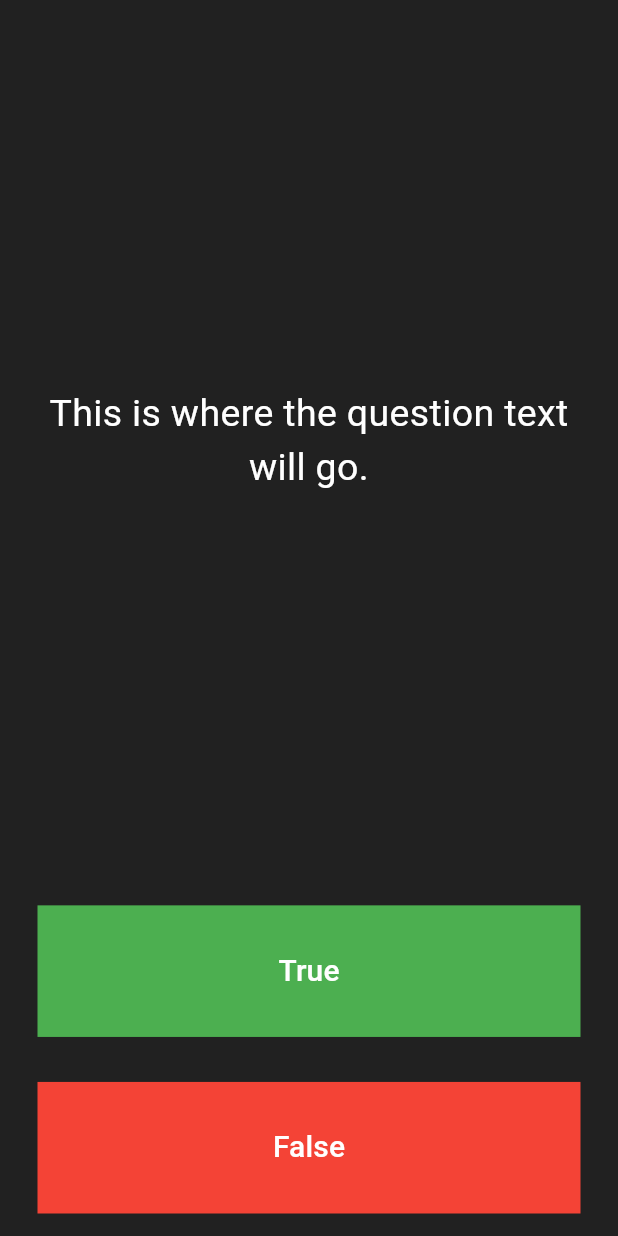
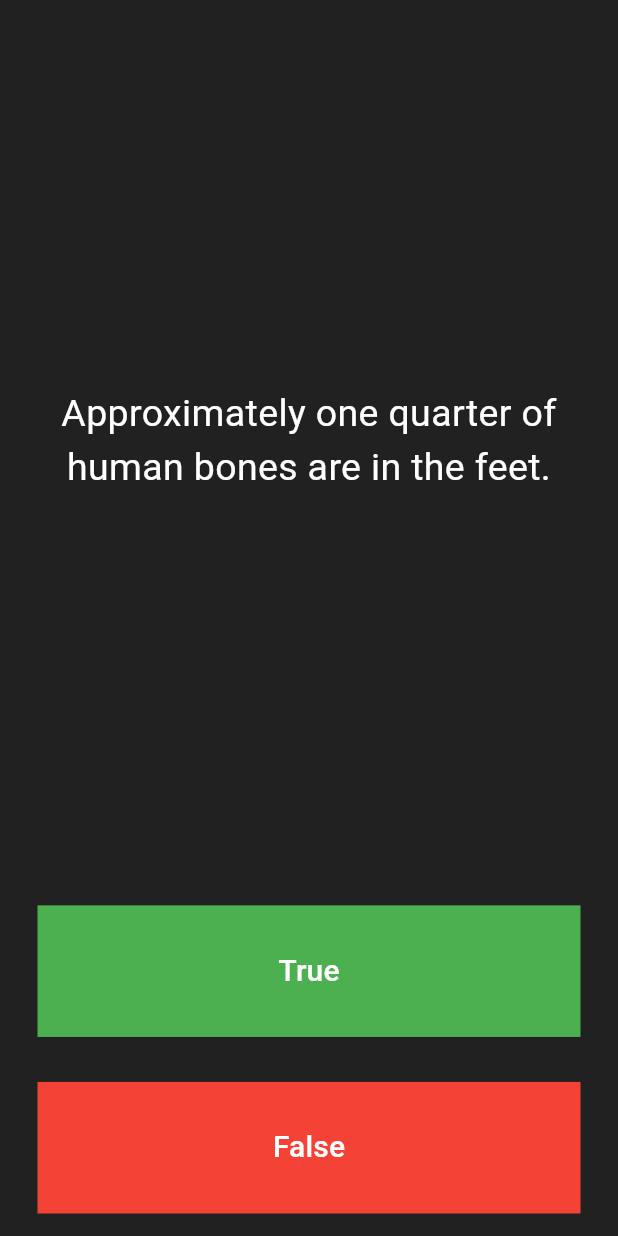
Before and after one commit to tulabee/Quizzer, a Flutter app: the screen it shows after launch, after a tap on "True", on a phone screen of 412 x 824 dp. Run offline on Flutter 3.47's test engine with Material 3 defaults, Android fonts, the phone set to English and light mode, and no system bars.

Commit message:
Add the foundation build
Build out the icons, questions, and score keeper.

```diff
--- a/lib/main.dart
+++ b/lib/main.dart
@@ -1,4 +1,5 @@
 import 'package:flutter/material.dart';
+import 'question.dart';
 
 void main() => runApp(Quizzler());
 
@@ -25,6 +26,33 @@ class QuizPage extends StatefulWidget {
 }
 
 class _QuizPageState extends State<QuizPage> {
+  List<Icon> scoreKeeper = [
+    Icon(
+      Icons.check,
+      color: Colors.green,
+    ),
+    Icon(
+      Icons.close,
+      color: Colors.red,
+    ),
+    Icon(
+      Icons.close,
+      color: Colors.red,
+    ),
+    Icon(
+      Icons.check,
+      color: Colors.green,
+    ),
+  ]; // Create the list for the scorekeeper
+
+  List<Question> questionBank = [
+  Question(q: 'You can lead a cow down stairs but not up stairs.', a: false),
+  Question(q: 'Approximately one quarter of human bones are in the feet.', a: true),
+  Question(q: 'A slug\'s blood is green.', a: true),
+  ];
+
+  int questionNumber = 0;
+
   @override
   Widget build(BuildContext context) {
     return Column(
@@ -37,7 +65,7 @@ class _QuizPageState extends State<QuizPage> {
             padding: EdgeInsets.all(10.0),
             child: Center(
               child: Text(
-                'This is where the question text will go.',
+                questionBank[questionNumber].questionText,
                 textAlign: TextAlign.center,
                 style: TextStyle(
                   fontSize: 25.0,
@@ -65,8 +93,20 @@ class _QuizPageState extends State<QuizPage> {
                   borderRadius: BorderRadius.zero, //Rectangle corners
                 ),
               ),
-              onPressed: (){
-                // The user will pick.
+              onPressed: () {
+                bool correctAnswer = questionBank[questionNumber].questionAnswer;
+
+                if (correctAnswer == true) {
+                  print('User got it right!');
+                } else {
+                  print('User got it wrong.');
+                }
+
+                setState(() {
+                  questionNumber++;
+                });
+
+                print(questionNumber);
               },
             ),
           ),
@@ -89,11 +129,26 @@ class _QuizPageState extends State<QuizPage> {
                   borderRadius: BorderRadius.zero, //Rectangle corners
                 ),
               ),
-    onPressed: (){
-    // The user will pick.
+              onPressed: () {
+                bool correctAnswer = questionBank[questionNumber].questionAnswer;
+
+                if (correctAnswer == false) {
+                  print('User got it right!');
+                } else {
+                  print('User got it wrong.');
+                }
+
+                setState(() {
+                  questionNumber++;
+                });
+
+                print(questionNumber);
               },
             ),
           ),
+        ),
+        Row(
+          children: [],
         ),
       ],
     );
--- /dev/null
+++ b/lib/question.dart
@@ -0,0 +1,8 @@
+class Question {
+  String questionText;
+  bool questionAnswer;
+
+  Question({required String q, required bool a})
+      : questionText = q,
+        questionAnswer = a;
+}
```
Lines whose indentation alone changed are shown as unchanged.
